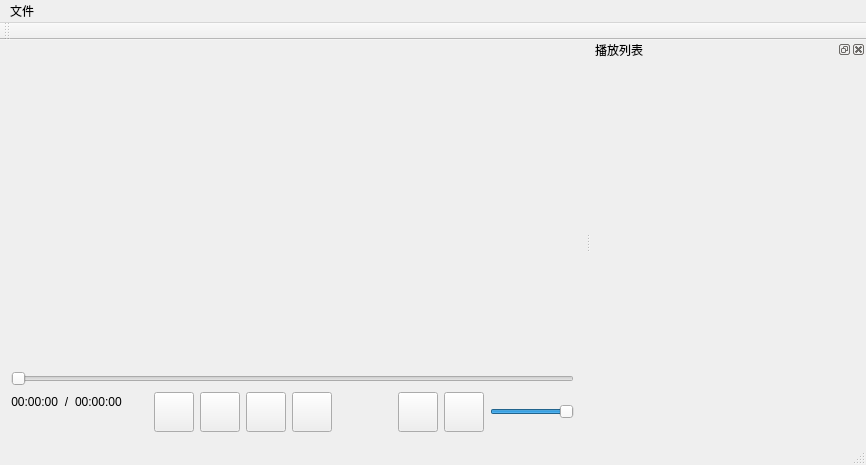
This is QtSDLFFmpegVideoPlayer/QtUIs/QtSDLFFmpegVideoPlayer.ui in lyxyz5223/QtSDLFFmpegVideoPlayer as Qt 5 draws it before an edit. The edited form follows.
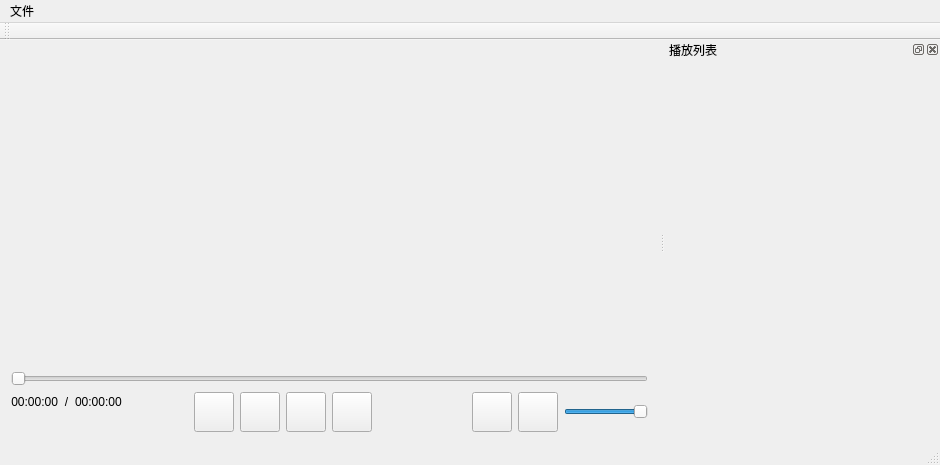
This is the edited form. Icons and pictures are not drawn. Custom widgets are drawn as their Qt base class.

Commit message:
feat(Platform,Player): Add cross-platform features
- Add Linux build and runtime support
- Fix SDL window close and rendering
issues on Linux
- Implement Windows taskbar multimedia control
- Add system
volume/mixer control to Windows playback options
- Change size_t to uint64_t
for type consistency

```diff
--- a/QtSDLFFmpegVideoPlayer/QtUIs/QtSDLFFmpegVideoPlayer.ui
+++ b/QtSDLFFmpegVideoPlayer/QtUIs/QtSDLFFmpegVideoPlayer.ui
@@ -6,7 +6,7 @@
    <rect>
     <x>0</x>
     <y>0</y>
-    <width>859</width>
+    <width>940</width>
     <height>465</height>
    </rect>
   </property>
@@ -390,8 +390,8 @@
     <rect>
      <x>0</x>
      <y>0</y>
-     <width>859</width>
-     <height>21</height>
+     <width>940</width>
+     <height>27</height>
     </rect>
    </property>
    <widget class="QMenu" name="mainMenu">
```
Left out of the diff: 4 changed lines with no effect on the pictures. The commit also changes 33 other files.
